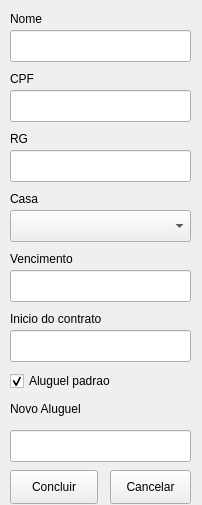
Qt form interface/cadastrar_inquilino.ui (adenilsonElias/Gerenciador_Casa_Aluguel) before a commit.
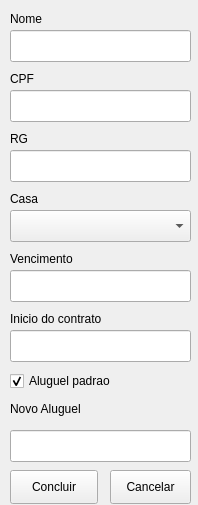
The same form after that commit.

Diff of the .ui file:
```diff
--- a/interface/cadastrar_inquilino.ui
+++ b/interface/cadastrar_inquilino.ui
@@ -9,7 +9,7 @@
    <rect>
     <x>0</x>
     <y>0</y>
-    <width>202</width>
+    <width>198</width>
     <height>505</height>
    </rect>
   </property>
```
